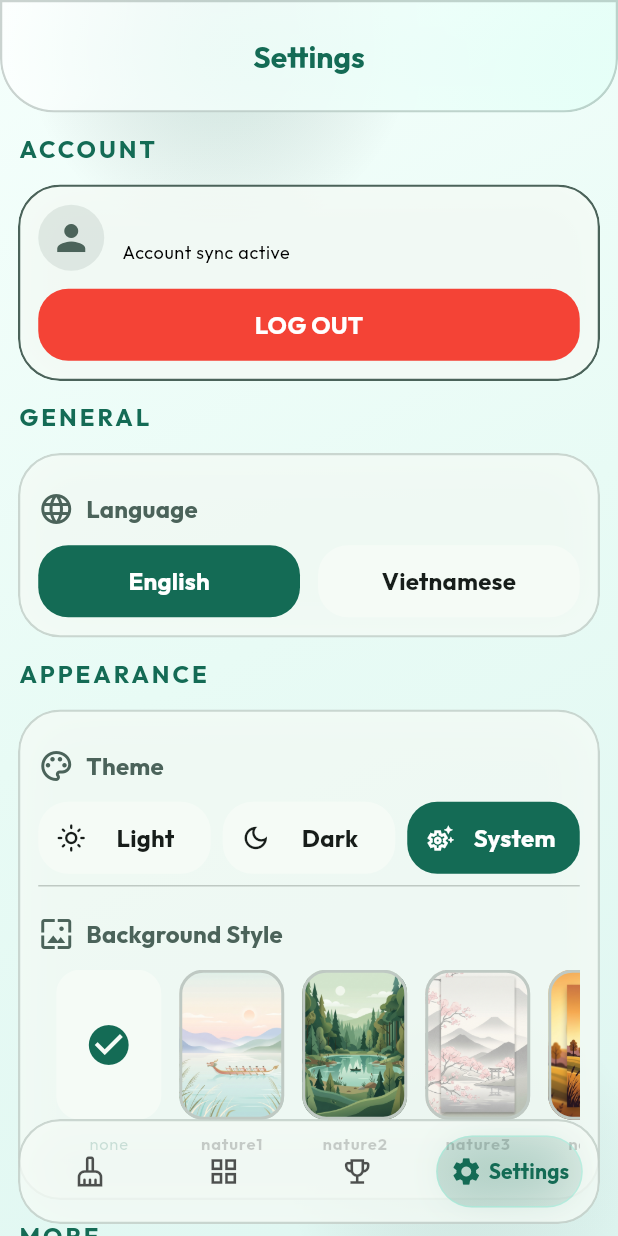
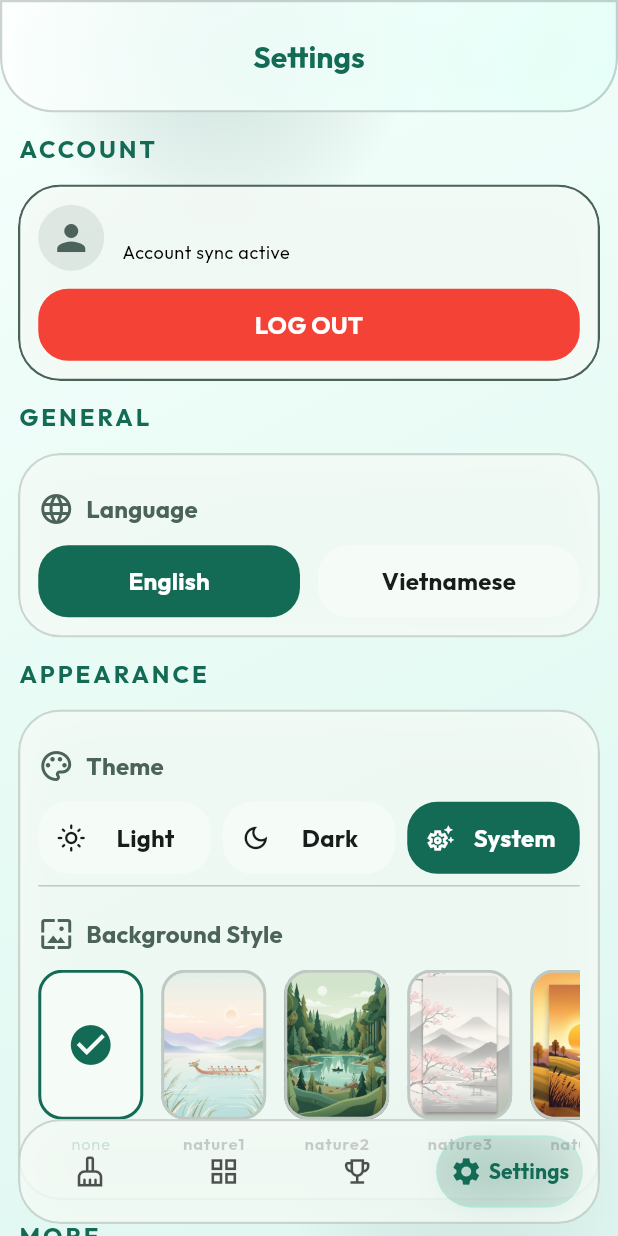
Before and after one commit to CodeAndThink/twinfix, a Flutter app: the SettingsPage screen opened by its route, on a phone screen of 412 x 824 dp. Run offline on Flutter 3.47's test engine with Material 3 defaults, Android fonts, the phone set to English and light mode, and no system bars; our stand-ins replace another_flushbar, equatable, flutter_bloc, flutter_card_swiper, flutter_dotenv, get_it and 11 more; missing offline and left inert: exif, google_mlkit_face_detection, google_mlkit_text_recognition, haptic_feedback, image_pixels and 5 more; accounts and stored records are empty; generated files the repository leaves out were written again.

Commit message:
style: update theme list item border color and remove horizontal padding from settings list

```diff
--- a/lib/presentation/features/settings/pages/settings_page.dart
+++ b/lib/presentation/features/settings/pages/settings_page.dart
@@ -378,7 +378,6 @@ class _SettingsPageState extends State<SettingsPage> {
             SizedBox(
               height: 140,
               child: ListView.separated(
-                padding: 12.paddingHorizontal,
                 scrollDirection: Axis.horizontal,
                 itemCount: BackgroundType.values.length,
                 separatorBuilder: (context, index) => 12.width,
--- a/lib/presentation/features/settings/widgets/theme_list_item.dart
+++ b/lib/presentation/features/settings/widgets/theme_list_item.dart
@@ -32,9 +32,9 @@ class ThemeListItem extends StatelessWidget {
                 borderRadius: 16.borderRadius,
                 border: Border.all(
                   color: isSelected
-                      ? theme.colorScheme.surface
+                      ? theme.colorScheme.primary
                       : theme.colorScheme.outlineVariant,
-                  width: isSelected ? 4 : 2,
+                  width: 2,
                 ),
                 image: !type.isNone
                     ? DecorationImage(
```
